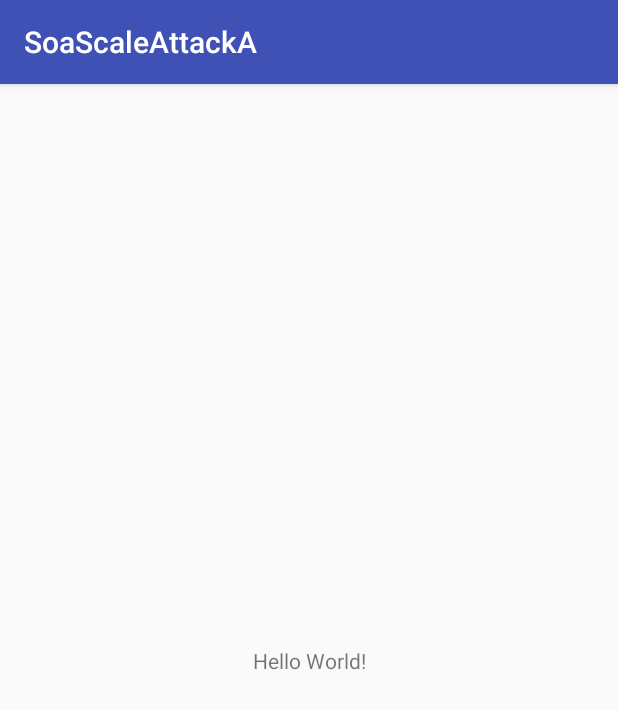
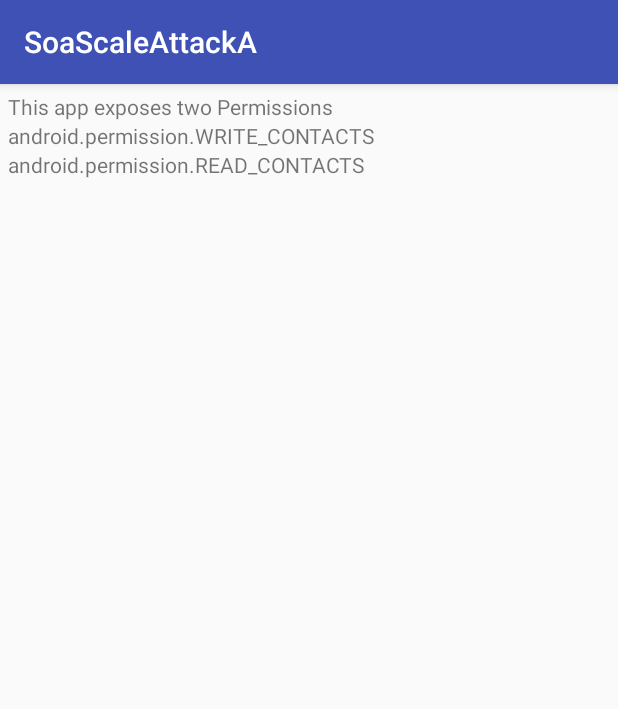
Before and after one commit to CURSOS-TEC/SOA-ATTACK-TEST-A, an Android app: the screen it shows after launch (MainActivity), on a phone screen of 412 x 824 dp. Shown: the top 709 px of the screen. Run offline under Robolectric (Android 15) with nearby library versions, the phone set to English and light mode, and no system bars.

Commit message:
doc of ActionReceiver Class

```diff
--- a/app/src/main/AndroidManifest.xml
+++ b/app/src/main/AndroidManifest.xml
@@ -24,12 +24,13 @@
                 <category android:name="android.intent.category.DEFAULT"/>
             </intent-filter>
         </receiver>
-        <receiver android:name=".ContactReceiver">
+        <receiver android:name=".ContactReceiver" >
             <intent-filter>
                 <action android:name="com.soa.jnavarro.soascaleattacka.EditContact" />
                 <category android:name="android.intent.category.DEFAULT"/>
             </intent-filter>
         </receiver>
+
     </application>
 
 
--- a/app/src/main/java/com/soa/jnavarro/soascaleattacka/ActionReceiver.java
+++ b/app/src/main/java/com/soa/jnavarro/soascaleattacka/ActionReceiver.java
@@ -5,11 +5,13 @@ import android.content.Context;
 import android.content.Intent;
 import android.util.Log;
 
+/**
+ * Class to make operations when an Intent is sent.
+ */
 public class ActionReceiver extends BroadcastReceiver {
     @Override
+    /** Overwritten method that runs when the intent is catch */
     public void onReceive(Context context, Intent intent) {
         Log.i("SendSMS", "SMS recibido");
-
     }
-
 }
--- a/app/src/main/java/com/soa/jnavarro/soascaleattacka/ContactUpdater.java
+++ b/app/src/main/java/com/soa/jnavarro/soascaleattacka/ContactUpdater.java
@@ -1,26 +1,23 @@
 package com.soa.jnavarro.soascaleattacka;
-
 import android.content.ContentResolver;
 import android.content.ContentValues;
 import android.database.Cursor;
 import android.net.Uri;
 import android.provider.ContactsContract;
 import android.util.Log;
-
+/** This class is to handle the access to contacts and edit them. Taken from  https://www.techjini.com/blog/insert-and-modify-contact-in-android/*/
 public class ContactUpdater {
-
+    /* Need this content resolver to hand the content manager */
     private ContentResolver mContentResolver;
 
-    public ContactUpdater (ContentResolver pContantResolver){
-        this.mContentResolver = pContantResolver;
+    /* Unique initialization method */
+    public ContactUpdater (ContentResolver pContactResolver){
+        this.mContentResolver = pContactResolver;
     }
 
+    /* This method gets the number related to a contact using as parameter its Name */
     private long getRawContactIdByName(String givenName)
     {
-
-
-        // Query raw_contacts table by display name field ( given_name family_name ) to get raw contact id.
-
         // Create query column array.
         String queryColumnArr[] = {ContactsContract.RawContacts._ID};
 
--- a/app/src/main/res/layout/activity_main.xml
+++ b/app/src/main/res/layout/activity_main.xml
@@ -6,13 +6,35 @@
     android:layout_height="match_parent"
     tools:context=".MainActivity">
 
-    <TextView
-        android:layout_width="wrap_content"
-        android:layout_height="wrap_content"
-        android:text="Hello World!"
-        app:layout_constraintBottom_toBottomOf="parent"
-        app:layout_constraintLeft_toLeftOf="parent"
-        app:layout_constraintRight_toRightOf="parent"
-        app:layout_constraintTop_toTopOf="parent" />
+    <LinearLayout
+        android:layout_width="368dp"
+        android:layout_height="230dp"
+        android:orientation="vertical"
+        tools:layout_editor_absoluteX="8dp"
+        tools:layout_editor_absoluteY="140dp"
+        android:padding="5dp">
+
+        <TextView
+            android:layout_width="match_parent"
+            android:layout_height="wrap_content"
+            android:text="@string/app_description1"
+            tools:layout_editor_absoluteX="154dp"
+            tools:layout_editor_absoluteY="246dp" />
+
+        <TextView
+            android:layout_width="match_parent"
+            android:layout_height="wrap_content"
+            android:text="@string/app_description2"
+            tools:layout_editor_absoluteX="154dp"
+            tools:layout_editor_absoluteY="246dp" />
+
+        <TextView
+            android:layout_width="match_parent"
+            android:layout_height="wrap_content"
+            android:text="@string/app_description3"
+            tools:layout_editor_absoluteX="154dp"
+            tools:layout_editor_absoluteY="246dp" />
+
+    </LinearLayout>
 
 </android.support.constraint.ConstraintLayout>
--- a/app/src/main/res/values/strings.xml
+++ b/app/src/main/res/values/strings.xml
@@ -1,3 +1,6 @@
 <resources>
     <string name="app_name">SoaScaleAttackA</string>
+    <string name="app_description1"> This app exposes two Permissions</string>
+    <string name="app_description2"> android.permission.WRITE_CONTACTS</string>
+    <string name="app_description3"> android.permission.READ_CONTACTS</string>
 </resources>
```
Also changed, not shown: app/src/main/java/com/soa/jnavarro/soascaleattacka/ContactReceiver.java (+4 -4 lines).
